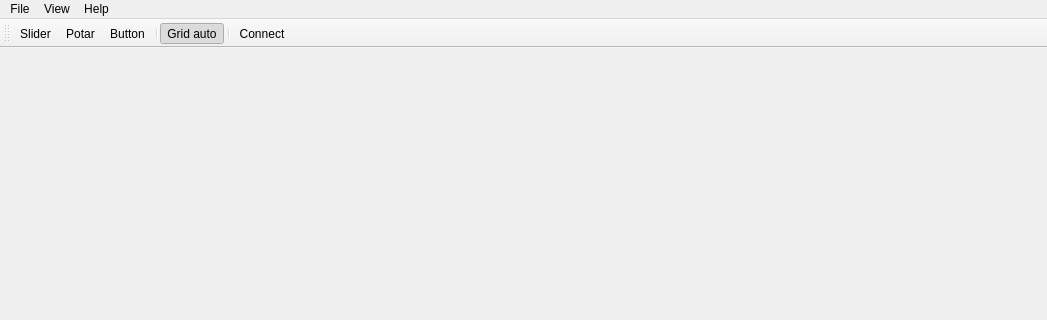
ArnaudValensi/waterbear-communication, file pc/Gui.ui: the form before one commit; both pictures show x 0 to 1047 and y 0 to 320 of the 1047 by 674 pixel window.
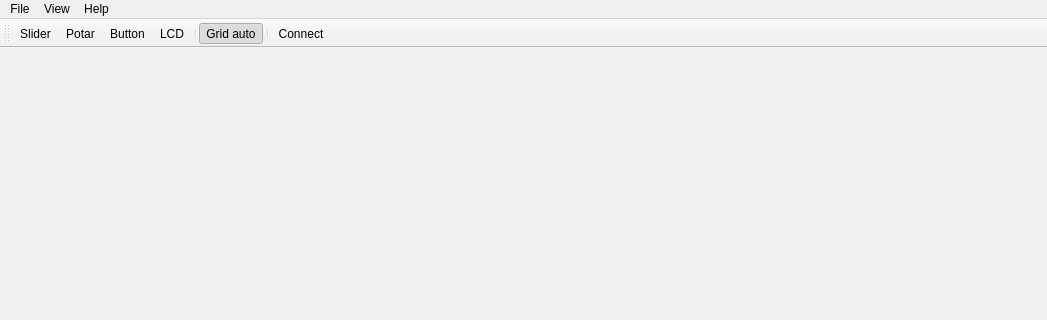
The form after the commit. Icons and pictures are not drawn.

Commit message: Added LCD widget (alone)

Patch:
```diff
--- a/pc/Gui.ui
+++ b/pc/Gui.ui
@@ -65,6 +65,7 @@
    <addaction name="actionSlider"/>
    <addaction name="actionPotar"/>
    <addaction name="actionButton"/>
+   <addaction name="actionLCD"/>
    <addaction name="separator"/>
    <addaction name="actionGrid_auto"/>
    <addaction name="separator"/>
@@ -196,6 +197,11 @@
     <string>Connect</string>
    </property>
   </action>
+  <action name="actionLCD">
+   <property name="text">
+    <string>LCD</string>
+   </property>
+  </action>
  </widget>
  <layoutdefault spacing="6" margin="11"/>
  <resources>
```
The commit also changes 7 other files.
